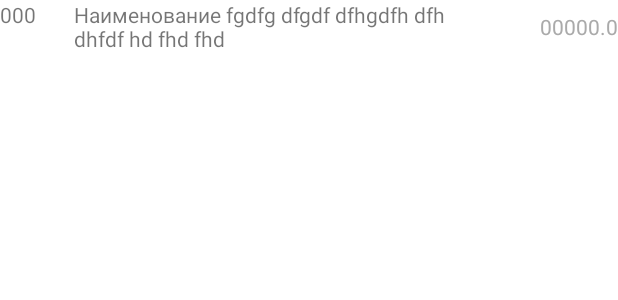
After one commit to afateev/lavka, an Android app: the layout list_item_receipt.xml on its own in the app's theme, with its tools: preview values and no code run, on a phone screen of 412 x 824 dp. The commit adds this screen. Shown: the top 300 px of the screen. Run offline under Robolectric (Android 15) with nearby library versions, the phone set to English and light mode, and no system bars.

Commit message:
В ReceiptActivity добавлен список товаров и добавление элементов в него

```diff
--- a/app/src/main/java/ru/ip_fateev/lavka/InventoryActivity.kt
+++ b/app/src/main/java/ru/ip_fateev/lavka/InventoryActivity.kt
@@ -2,7 +2,6 @@ package ru.ip_fateev.lavka
 
 import android.content.Intent
 import android.os.Bundle
-import android.widget.Toast
 import androidx.appcompat.app.AppCompatActivity
 import androidx.lifecycle.LiveData
 import androidx.recyclerview.widget.RecyclerView
@@ -15,7 +14,7 @@ class InventoryActivity : AppCompatActivity() {
         super.onCreate(savedInstanceState)
         setContentView(R.layout.activity_inventory)
 
-        val recyclerView = findViewById<RecyclerView>(R.id.list)
+        val recyclerView = findViewById<RecyclerView>(R.id.inventory_list)
         val adapter = InventoryAdapter(this){ position -> onListItemClick(position) }
         recyclerView.adapter = adapter
 
--- a/app/src/main/res/layout/activity_inventory.xml
+++ b/app/src/main/res/layout/activity_inventory.xml
@@ -7,7 +7,7 @@ android:layout_height="match_parent"
 tools:context=".InventoryActivity">
 
 <androidx.recyclerview.widget.RecyclerView
-    android:id="@+id/list"
+    android:id="@+id/inventory_list"
     android:layout_width="0dp"
     android:layout_height="0dp"
     android:layout_marginStart="1dp"
--- /dev/null
+++ b/app/src/main/res/layout/list_item_receipt.xml
@@ -0,0 +1,70 @@
+<?xml version="1.0" encoding="utf-8"?>
+<androidx.constraintlayout.widget.ConstraintLayout xmlns:android="http://schemas.android.com/apk/res/android"
+    xmlns:app="http://schemas.android.com/apk/res-auto"
+    xmlns:tools="http://schemas.android.com/tools"
+    android:layout_width="match_parent"
+    android:layout_height="wrap_content"
+    android:background="@drawable/list_tem_style">
+
+    <LinearLayout
+        android:layout_width="match_parent"
+        android:layout_height="wrap_content"
+        android:orientation="vertical"
+        tools:layout_editor_absoluteX="1dp"
+        tools:layout_editor_absoluteY="1dp">
+
+        <LinearLayout
+            android:layout_width="match_parent"
+            android:layout_height="wrap_content"
+            android:orientation="horizontal">
+
+            <androidx.constraintlayout.widget.ConstraintLayout
+                android:layout_width="wrap_content"
+                android:layout_height="wrap_content"
+                android:layout_weight="1">
+
+                <TextView
+                    android:id="@+id/id"
+                    android:layout_width="wrap_content"
+                    android:layout_height="wrap_content"
+                    android:minWidth="50dp"
+                    android:text="000"
+                    app:layout_constraintBottom_toBottomOf="parent"
+                    app:layout_constraintEnd_toEndOf="parent"
+                    app:layout_constraintStart_toStartOf="parent"
+                    app:layout_constraintTop_toTopOf="parent" />
+            </androidx.constraintlayout.widget.ConstraintLayout>
+
+            <TextView
+                android:id="@+id/name"
+                android:layout_width="wrap_content"
+                android:layout_height="wrap_content"
+                android:layout_weight="100"
+                android:text="Наименование fgdfg dfgdf dfhgdfh dfh dhfdf hd fhd fhd" />
+
+            <androidx.constraintlayout.widget.ConstraintLayout
+                android:layout_width="wrap_content"
+                android:layout_height="match_parent"
+                android:layout_weight="1"
+                android:minWidth="100dp">
+
+                <TextView
+                    android:id="@+id/price"
+                    android:layout_width="wrap_content"
+                    android:layout_height="wrap_content"
+                    android:layout_weight="1"
+                    android:text="00000.0"
+                    android:textColor="@android:color/darker_gray"
+                    app:layout_constraintBottom_toBottomOf="parent"
+                    app:layout_constraintEnd_toEndOf="parent"
+                    app:layout_constraintTop_toTopOf="parent" />
+            </androidx.constraintlayout.widget.ConstraintLayout>
+
+        </LinearLayout>
+
+        <Space
+            android:layout_width="match_parent"
+            android:layout_height="10dp" />
+
+    </LinearLayout>
+</androidx.constraintlayout.widget.ConstraintLayout>
```
Also changed, not shown: app/src/main/java/ru/ip_fateev/lavka/ReceiptActivity.kt (+7 -1 lines), app/src/main/java/ru/ip_fateev/lavka/ReceiptAdapter.kt (added, +58 -0 lines), app/src/main/res/layout/activity_receipt.xml (+15 -0 lines).
